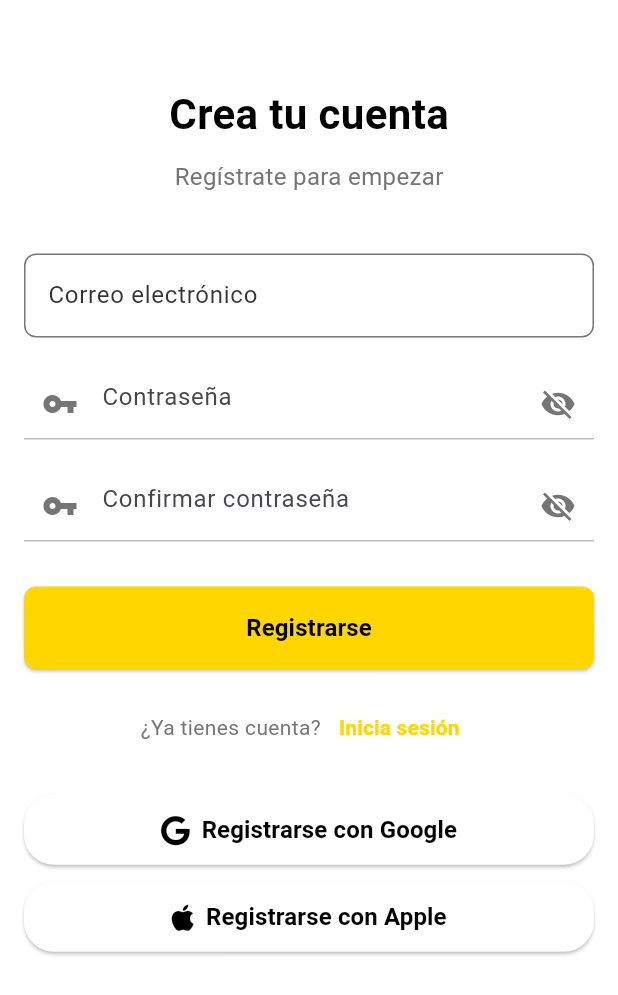
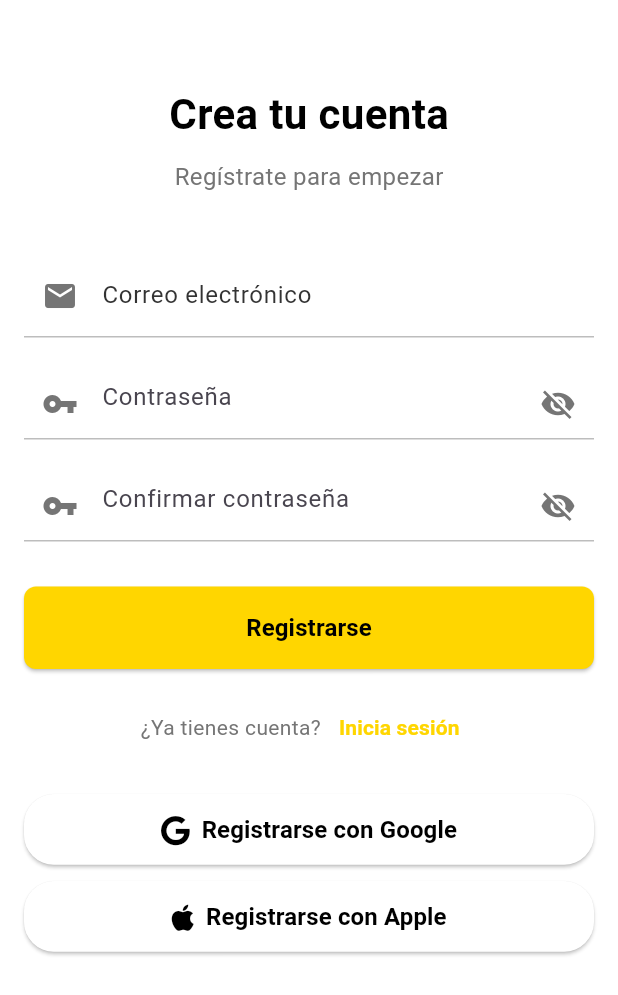
Before and after one commit to JuliLaterza/juvuit_flutter, a Flutter app: the screen it shows after launch, after a tap on "Regístrate", on a phone screen of 412 x 824 dp. Shown: the top 995 px of the screen. Run offline on Flutter 3.47's test engine with Material 3 defaults, Android fonts, the phone set to English and light mode, and no system bars; our stand-ins replace cached_network_image, card_swiper, carousel_slider, cloud_firestore, firebase_auth, firebase_core and 2 more; missing offline and left inert: apple_maps_flutter; accounts and stored records are empty.

Commit message:
fix login-regis screen

```diff
--- a/lib/features/auth/presentation/screens/login_screen.dart
+++ b/lib/features/auth/presentation/screens/login_screen.dart
@@ -25,7 +25,9 @@ class _LoginScreenState extends State<LoginScreen> {
       return;
     }
 
-    setState(() => _isLoading = true);
+    setState(() {
+      _isLoading = true;
+    });
 
     try {
       await FirebaseAuth.instance.signInWithEmailAndPassword(
@@ -33,7 +35,6 @@ class _LoginScreenState extends State<LoginScreen> {
         password: _passwordController.text.trim(),
       );
       _showMessage('Inicio de sesión exitoso');
-
       Navigator.pushAndRemoveUntil(
         context,
         MaterialPageRoute(builder: (context) => const EventsScreen()),
@@ -48,7 +49,9 @@ class _LoginScreenState extends State<LoginScreen> {
         _showMessage('Error: ${e.message}');
       }
     } finally {
-      setState(() => _isLoading = false);
+      setState(() {
+        _isLoading = false;
+      });
     }
   }
 
@@ -58,66 +61,63 @@ class _LoginScreenState extends State<LoginScreen> {
     );
   }
 
-  //String home_path_png = "/Users/jlaterza/Documents/workspace/juvuit_flutter/assets/images/homescreen/home.png";
-
   @override
   Widget build(BuildContext context) {
     return Scaffold(
-      body: Stack(
-        fit: StackFit.expand,
+      backgroundColor: AppColors.white,
+      body: SafeArea(
+        child: Padding(
+          padding: const EdgeInsets.all(16.0),
+          child: Column(
+            crossAxisAlignment: CrossAxisAlignment.start,
             children: [
-          Image.asset(
-            'assets/images/homescreen/home.png',
-            fit: BoxFit.cover,
-          ),
-          Container(color: Colors.black.withOpacity(0.05)),
-          SafeArea(
-            child: SingleChildScrollView(
-              padding: const EdgeInsets.symmetric(horizontal: 24),
+              const SizedBox(height: 40),
+              const Center(
                 child: Column(
                   children: [
-                  const SizedBox(height: 250),
-                  // Email
+                    Text(
+                      'WIT Ü',
+                      style: TextStyle(
+                        fontSize: 28,
+                        fontWeight: FontWeight.bold,
+                        color: AppColors.black,
+                      ),
+                    ),
+                    SizedBox(height: 10),
+                    Text(
+                      'Inicia sesión para continuar',
+                      style: TextStyle(fontSize: 16, color: AppColors.gray),
+                    ),
+                  ],
+                ),
+              ),
+              const SizedBox(height: 40),
               TextField(
                 controller: _emailController,
-                    style: const TextStyle(color: Colors.black),
                 decoration: InputDecoration(
-                      hintText: 'Correo electrónico',
-                      hintStyle: const TextStyle(color: Colors.black),
-                      prefixIcon: const Icon(Icons.mail, color: Colors.black),
-                      filled: true,
-                      fillColor: Colors.white.withAlpha(150),
-                      contentPadding: const EdgeInsets.symmetric(vertical: 16),
-                      border: OutlineInputBorder(
-                        borderRadius: BorderRadius.circular(30),
-                        borderSide: BorderSide.none,
+                  labelText: 'Correo electrónico',
+                  labelStyle: const TextStyle(color: AppColors.darkGray),
+                  prefixIcon: Icon(Icons.mail, color: AppColors.gray,),
+                  enabledBorder: UnderlineInputBorder(
+                    borderSide: const BorderSide(color: AppColors.lightGray)
                   ),
                 ),
               ),
               const SizedBox(height: 20),
-                  // Password
               PasswordInputField(
                 hintText: 'Contraseña',
                 controller: _passwordController,
-                    labelColor: Colors.black,
-                    textColor: Colors.black,
-                    iconColor: Colors.black,
-                    borderRadius: 30,
-                    padding: const EdgeInsets.symmetric(horizontal: 0),
-                    fillColor: Colors.white.withAlpha(150),
+                fillColor: Colors.white.withAlpha(150)
               ),
               const SizedBox(height: 30),
-                  // Botón login
               SizedBox(
                 width: double.infinity,
                 child: ElevatedButton(
                   onPressed: _isLoading ? null : _login,
                   style: ElevatedButton.styleFrom(
-                        backgroundColor: Colors.white,
-                        foregroundColor: AppColors.black,
-                        elevation: 6,
+                    backgroundColor: AppColors.yellow,
                     shape: RoundedRectangleBorder(
-                          borderRadius: BorderRadius.circular(30),
+                      borderRadius: BorderRadius.circular(8),
                     ),
                     padding: const EdgeInsets.symmetric(vertical: 16),
                   ),
@@ -126,36 +126,36 @@ class _LoginScreenState extends State<LoginScreen> {
                       : const Text(
                           'Iniciar sesión',
                           style: TextStyle(
+                            color: AppColors.black,
                             fontWeight: FontWeight.bold,
                             fontSize: 16,
                           ),
                         ),
                 ),
               ),
-                  const SizedBox(height: 20),
+              const SizedBox(height: 15),
               Row(
                 mainAxisAlignment: MainAxisAlignment.center,
                 children: [
-                      const Text('¿No tienes cuenta?', style: TextStyle(color: Colors.black, fontWeight: FontWeight.bold)),
+                  const Text('¿No tienes cuenta?',
+                      style: TextStyle(color: AppColors.gray)),
                   TextButton(
                     onPressed: () {
                       Navigator.push(
                         context,
-                            MaterialPageRoute(builder: (context) => const RegisterScreen()),
+                        MaterialPageRoute(
+                          builder: (context) => const RegisterScreen(),
+                        ),
                       );
                     },
-                        child: const Text(
-                          'Regístrate',
+                    child: const Text('Regístrate',
                         style: TextStyle(
-                            color: Colors.black,
-                            fontWeight: FontWeight.bold,
-                          ),
-                        ),
+                            color: AppColors.yellow,
+                            fontWeight: FontWeight.bold)),
                   ),
                 ],
               ),
               const SizedBox(height: 20),
-                  // Login con redes
               SocialLoginButton(
                 icon: FontAwesomeIcons.google,
                 text: 'Continuar con Google',
@@ -163,7 +163,7 @@ class _LoginScreenState extends State<LoginScreen> {
                   print('Google Login');
                 },
               ),
-                  const SizedBox(height: 16),
+              const SizedBox(height: 20),
               SocialLoginButton(
                 icon: FontAwesomeIcons.apple,
                 text: 'Continuar con Apple',
@@ -171,13 +171,10 @@ class _LoginScreenState extends State<LoginScreen> {
                   print('Apple Login');
                 },
               ),
-                  const SizedBox(height: 40),
             ],
           ),
         ),
       ),
-        ],
-      ),
     );
   }
 }
--- a/lib/features/auth/presentation/screens/register_screen.dart
+++ b/lib/features/auth/presentation/screens/register_screen.dart
@@ -119,13 +119,9 @@ class _RegisterScreenState extends State<RegisterScreen> {
                 decoration: InputDecoration(
                   labelText: 'Correo electrónico',
                   labelStyle: const TextStyle(color: AppColors.darkGray),
-                  border: OutlineInputBorder(
-                    borderRadius: BorderRadius.circular(8),
-                    borderSide: const BorderSide(color: AppColors.lightGray),
-                  ),
-                  focusedBorder: OutlineInputBorder(
-                    borderRadius: BorderRadius.circular(8),
-                    borderSide: const BorderSide(color: AppColors.yellow),
+                  prefixIcon: Icon(Icons.mail, color: AppColors.gray,),
+                  enabledBorder: UnderlineInputBorder(
+                    borderSide: const BorderSide(color: AppColors.lightGray)
                   ),
                 ),
               ),
```
Lines whose indentation alone changed are shown as unchanged.
